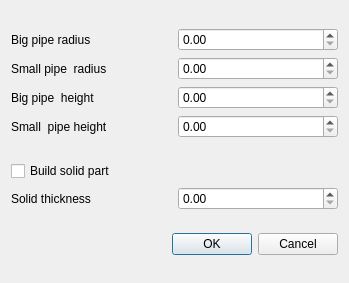
The window that src/Tools/t_shape/t_shape_dialog.ui (SalomePlatform/geom) describes before a commit, drawn with Qt 5.
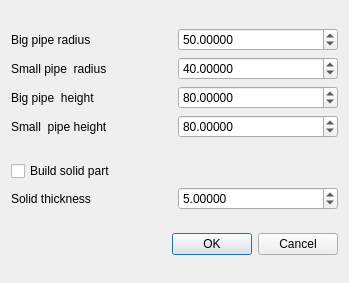
The same window after the commit.

Commit message: remise en marche du plugin t_shape_fluid

Patch:
```diff
--- a/src/Tools/t_shape/t_shape_dialog.ui
+++ b/src/Tools/t_shape/t_shape_dialog.ui
@@ -17,7 +17,17 @@
    <item row="0" column="0">
     <layout class="QGridLayout" name="gridLayout">
      <item row="2" column="1">
-      <widget class="QDoubleSpinBox" name="doubleSpinBox_2"/>
+      <widget class="QDoubleSpinBox" name="dsb_smallRadius">
+       <property name="decimals">
+        <number>5</number>
+       </property>
+       <property name="maximum">
+        <double>100000.000000000000000</double>
+       </property>
+       <property name="value">
+        <double>40.000000000000000</double>
+       </property>
+      </widget>
      </item>
      <item row="0" column="0">
       <widget class="QLabel" name="label">
@@ -27,13 +37,43 @@
       </widget>
      </item>
      <item row="3" column="1">
-      <widget class="QDoubleSpinBox" name="doubleSpinBox_3"/>
+      <widget class="QDoubleSpinBox" name="dsb_bigHeight">
+       <property name="decimals">
+        <number>5</number>
+       </property>
+       <property name="maximum">
+        <double>1000000.000000000000000</double>
+       </property>
+       <property name="value">
+        <double>80.000000000000000</double>
+       </property>
+      </widget>
      </item>
      <item row="4" column="1">
-      <widget class="QDoubleSpinBox" name="doubleSpinBox_4"/>
+      <widget class="QDoubleSpinBox" name="dsb_smallHeight">
+       <property name="decimals">
+        <number>5</number>
+       </property>
+       <property name="maximum">
+        <double>1000000.000000000000000</double>
+       </property>
+       <property name="value">
+        <double>80.000000000000000</double>
+       </property>
+      </widget>
      </item>
      <item row="0" column="1">
-      <widget class="QDoubleSpinBox" name="doubleSpinBox"/>
+      <widget class="QDoubleSpinBox" name="dsb_bigRadius">
+       <property name="decimals">
+        <number>5</number>
+       </property>
+       <property name="maximum">
+        <double>100000.000000000000000</double>
+       </property>
+       <property name="value">
+        <double>50.000000000000000</double>
+       </property>
+      </widget>
      </item>
      <item row="3" column="0">
       <widget class="QLabel" name="label_3">
@@ -75,7 +115,17 @@
       </widget>
      </item>
      <item row="1" column="1">
-      <widget class="QDoubleSpinBox" name="doubleSpinBox_5"/>
+      <widget class="QDoubleSpinBox" name="dsb_solidThickness">
+       <property name="decimals">
+        <number>5</number>
+       </property>
+       <property name="maximum">
+        <double>1000000.000000000000000</double>
+       </property>
+       <property name="value">
+        <double>5.000000000000000</double>
+       </property>
+      </widget>
      </item>
     </layout>
    </item>
```
Left out of the diff: 16 changed lines with no effect on the pictures. The commit also changes 10 other files.
